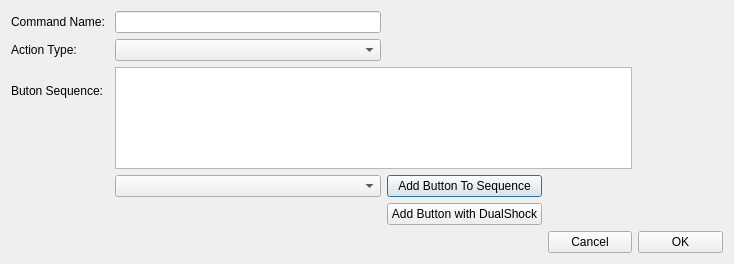
This is DualShockPCController/AddCustomCommandDialog.ui in banujan59/DualShockPCController as Qt 5 draws it before an edit. The edited form follows.
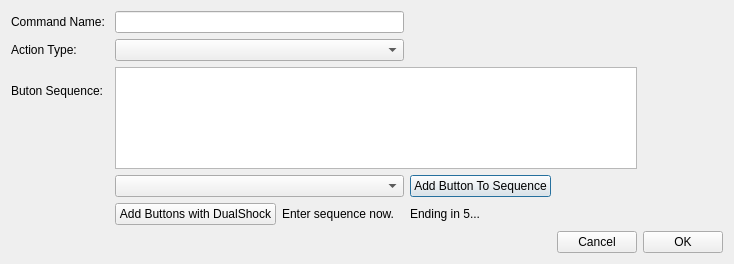
This is the edited form.

Commit message: Entering button sequence with DS4 working

What changed in the file:
```diff
--- a/DualShockPCController/AddCustomCommandDialog.ui
+++ b/DualShockPCController/AddCustomCommandDialog.ui
@@ -43,13 +43,6 @@
        </property>
       </widget>
      </item>
-     <item row="8" column="4">
-      <widget class="QPushButton" name="addButtonToSequenceWithDS">
-       <property name="text">
-        <string>Add Button with DualShock</string>
-       </property>
-      </widget>
-     </item>
      <item row="1" column="0">
       <widget class="QLabel" name="label_2">
        <property name="text">
@@ -77,6 +70,27 @@
      <item row="0" column="1" colspan="3">
       <widget class="QLineEdit" name="commandNameField"/>
      </item>
+     <item row="8" column="1">
+      <widget class="QPushButton" name="addButtonToSequenceWithDS">
+       <property name="text">
+        <string>Add Buttons with DualShock</string>
+       </property>
+      </widget>
+     </item>
+     <item row="8" column="2" colspan="2">
+      <widget class="QLabel" name="addButtonWithDSInstructionLabel">
+       <property name="text">
+        <string>Enter sequence now.</string>
+       </property>
+      </widget>
+     </item>
+     <item row="8" column="4">
+      <widget class="QLabel" name="addButtonWithDSTimerLabel">
+       <property name="text">
+        <string>Ending in 5...</string>
+       </property>
+      </widget>
+     </item>
     </layout>
    </item>
   </layout>
```
The commit also changes 4 other files.
